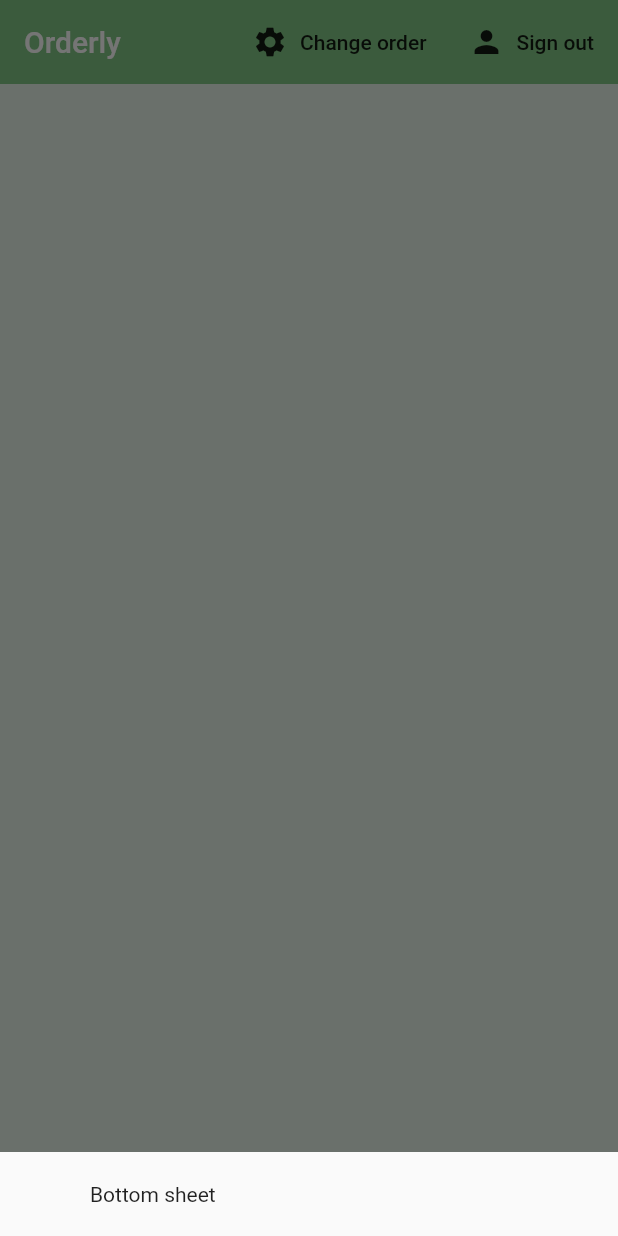
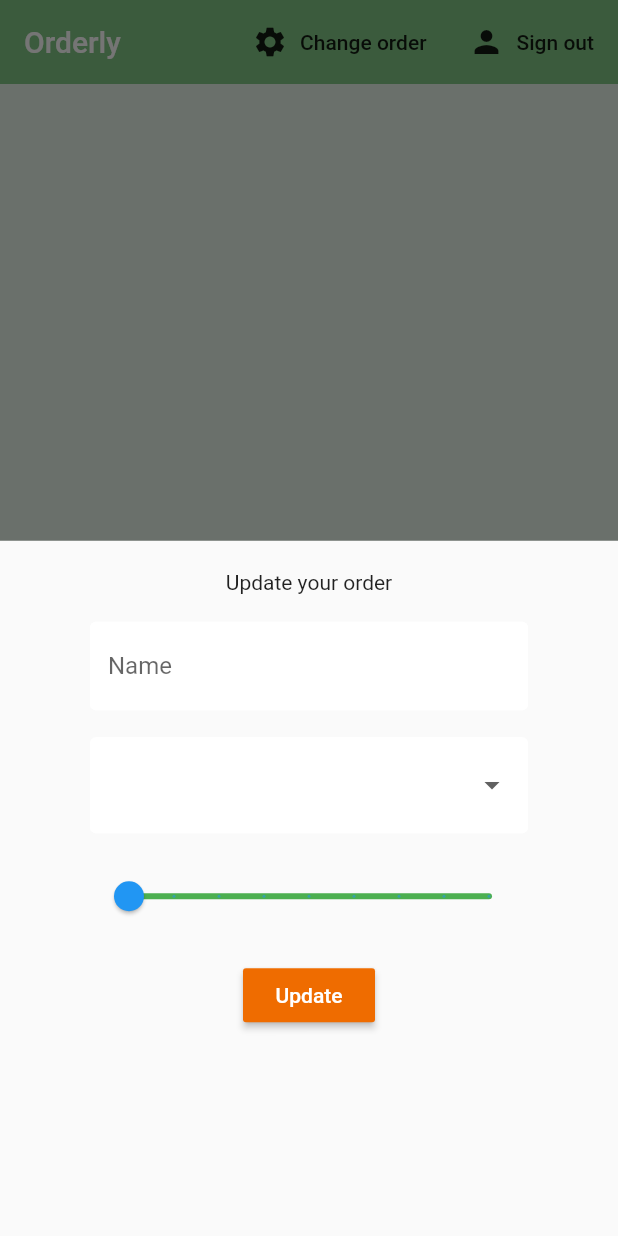
Before and after one commit to furkanakcakaya/flutter-firebase, a Flutter app: the screen it shows once a user with an empty profile is signed in, after a tap on "Change order", on a phone screen of 412 x 824 dp. Run offline on Flutter 3.47's test engine with Material 2 defaults, Android fonts, the phone set to English and light mode, and no system bars; our stand-ins replace cloud_firestore, firebase_auth, flutter_spinkit; accounts and stored records are empty.

Commit message:
form updates

```diff
--- a/orderly/lib/models/user.dart
+++ b/orderly/lib/models/user.dart
@@ -3,3 +3,12 @@ class User {
 
   User({this.uid});
 }
+
+class Userdata {
+  final String uid;
+  final String name;
+  final String type;
+  final int amount;
+
+  Userdata({this.uid, this.name, this.type, this.amount});
+}
--- a/orderly/lib/screens/home/home.dart
+++ b/orderly/lib/screens/home/home.dart
@@ -1,6 +1,6 @@
-import 'package:cloud_firestore/cloud_firestore.dart';
 import 'package:flutter/material.dart';
 import 'package:orderly/models/order.dart';
+import 'package:orderly/screens/home/settings_form.dart';
 import 'package:orderly/services/auth.dart';
 import 'package:orderly/services/database.dart';
 import 'package:provider/provider.dart';
@@ -17,7 +17,7 @@ class Home extends StatelessWidget {
           builder: (context) {
             return Container(
               padding: EdgeInsets.symmetric(vertical: 20, horizontal: 60),
-              child: Text('Bottom sheet'),
+              child: SettingsForm(),
             );
           });
     }
--- /dev/null
+++ b/orderly/lib/screens/home/settings_form.dart
@@ -0,0 +1,95 @@
+import 'package:flutter/cupertino.dart';
+import 'package:flutter/material.dart';
+import 'package:orderly/models/user.dart';
+import 'package:orderly/services/database.dart';
+import 'package:orderly/shared/constants.dart';
+import 'package:orderly/shared/loading.dart';
+import 'package:provider/provider.dart';
+
+class SettingsForm extends StatefulWidget {
+  @override
+  _SettingsFormState createState() => _SettingsFormState();
+}
+
+class _SettingsFormState extends State<SettingsForm> {
+  final _formKey = GlobalKey<FormState>();
+  final List<String> types = ['SLH', 'PHZ', 'AMN', 'SSH', 'ASK', 'OGK'];
+
+  String _currentName;
+  String _currentType;
+  int _currentAmount;
+
+  @override
+  Widget build(BuildContext context) {
+    final user = Provider.of<User>(context);
+
+    return StreamBuilder<Userdata>(
+        stream: DatabaseService(uid: user.uid).userData,
+        builder: (context, snapshot) {
+          if (snapshot.hasData) {
+            Userdata userData = snapshot.data;
+            print(userData.type);
+            return Form(
+              key: _formKey,
+              child: Column(
+                children: <Widget>[
+                  Text('Update your order'),
+                  SizedBox(height: 18),
+                  TextFormField(
+                    initialValue: userData.name,
+                    decoration: textInputDecoration.copyWith(hintText: 'Name'),
+                    validator: (value) =>
+                        value.isEmpty ? 'Please enter a name' : null,
+                    onChanged: (value) => setState(() => _currentName = value),
+                  ),
+                  SizedBox(
+                    height: 18,
+                  ),
+                  // dropdown
+                  DropdownButtonFormField(
+                    decoration: textInputDecoration,
+                    value: _currentType,
+                    items: types.map((type) {
+                      return DropdownMenuItem(
+                        value: type,
+                        child: Text(type),
+                      );
+                    }).toList(),
+                    onChanged: (value) => setState(() => _currentType = value),
+                  ),
+                  SizedBox(height: 18),
+                  Slider(
+                    label: '${_currentAmount ?? userData.amount}',
+                    value: (_currentAmount ?? userData.amount).toDouble(),
+                    activeColor:
+                        Colors.green[_currentAmount ?? userData.amount],
+                    inactiveColor: Colors.green,
+                    min: 100,
+                    max: 900,
+                    divisions: 8,
+                    onChanged: (value) =>
+                        setState(() => _currentAmount = value.round()),
+                  ),
+
+                  SizedBox(height: 18),
+                  RaisedButton(
+                    color: Colors.orange[800],
+                    child: Text(
+                      'Update',
+                      style: TextStyle(color: Colors.white),
+                    ),
+                    onPressed: () async {
+                      print(_currentName);
+                      print(_currentType);
+                      print(_currentAmount);
+                    },
+                  )
+                ],
+              ),
+            );
+          } else {
+            return Loading();
+          }
+        });
+  }
+}
--- a/orderly/lib/services/database.dart
+++ b/orderly/lib/services/database.dart
@@ -1,5 +1,6 @@
 import 'package:cloud_firestore/cloud_firestore.dart';
 import 'package:orderly/models/order.dart';
+import 'package:orderly/models/user.dart';
 
 class DatabaseService {
   final String uid;
@@ -26,8 +27,25 @@ class DatabaseService {
     }).toList();
   }
 
+  // Userdata from snapshot
+  Userdata _userDataFromSnapshot(DocumentSnapshot ds) {
+    return Userdata(
+      uid: uid,
+      name: ds.data['name'],
+      type: ds.data['type'],
+      amount: ds.data['amount'],
+    );
+  }
+
   // Get orders stream
   Stream<List<Order>> get orders {
     return orderCollectionRef.snapshots().map(_orderListFromSnapshot);
   }
+
+  Stream<Userdata> get userData {
+    return orderCollectionRef
+        .document(uid)
+        .snapshots()
+        .map(_userDataFromSnapshot);
+  }
 }
--- a/orderly/lib/shared/constants.dart
+++ b/orderly/lib/shared/constants.dart
@@ -1,5 +1,4 @@
 import 'package:flutter/material.dart';
-import 'package:orderly/shared/constants.dart';
 
 const textInputDecoration = InputDecoration(
   fillColor: Colors.white,
```
